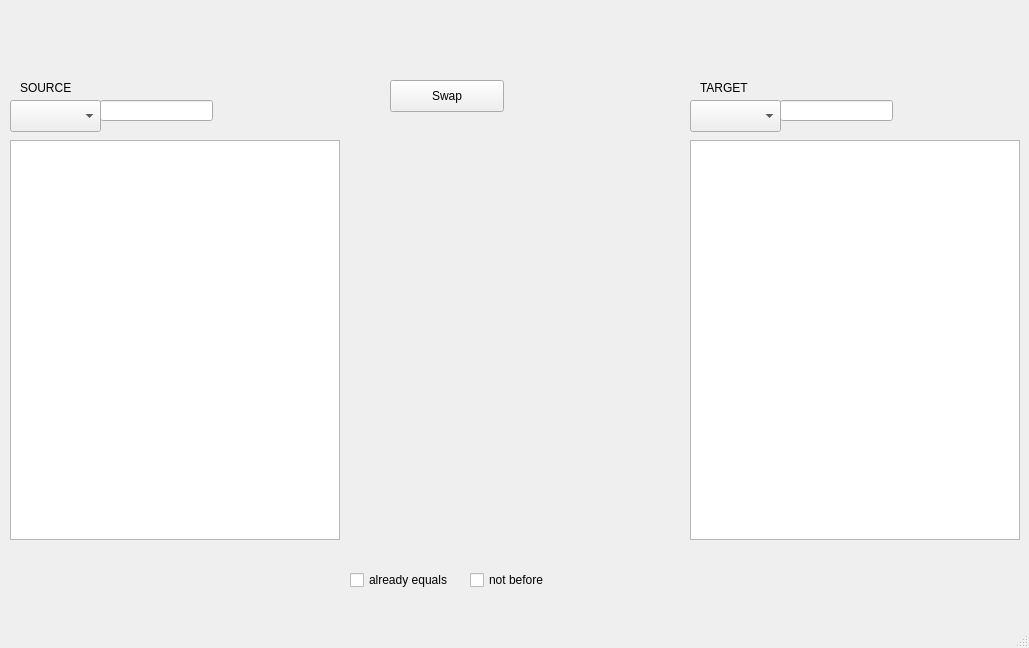
First picture: the form in ui/mainwindow.ui, repository urpylka/filesync, before the edit.
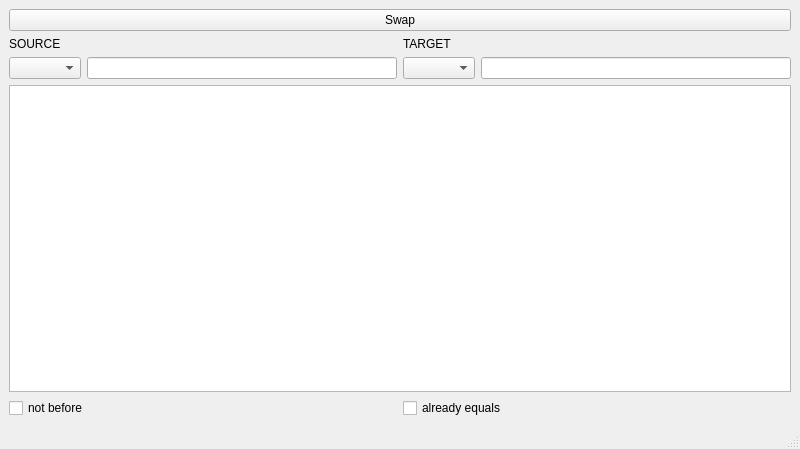
Second picture: the form after the edit.

Patch:
```diff
--- a/ui/mainwindow.ui
+++ b/ui/mainwindow.ui
@@ -6,139 +6,102 @@
    <rect>
     <x>0</x>
     <y>0</y>
-    <width>1029</width>
-    <height>648</height>
+    <width>800</width>
+    <height>449</height>
    </rect>
   </property>
   <property name="windowTitle">
    <string>Filesync</string>
   </property>
   <widget class="QWidget" name="centralwidget">
+   <property name="minimumSize">
+    <size>
+     <width>800</width>
+     <height>400</height>
+    </size>
+   </property>
+   <property name="maximumSize">
+    <size>
+     <width>50000</width>
+     <height>50000</height>
+    </size>
+   </property>
+   <layout class="QVBoxLayout" name="verticalLayout_3">
+    <item>
    <widget class="QPushButton" name="pushButton">
-    <property name="geometry">
-     <rect>
-      <x>390</x>
-      <y>80</y>
-      <width>114</width>
-      <height>32</height>
-     </rect>
-    </property>
     <property name="text">
      <string>Swap</string>
     </property>
    </widget>
-   <widget class="QListWidget" name="listWidget_Source">
-    <property name="geometry">
-     <rect>
-      <x>10</x>
-      <y>140</y>
-      <width>330</width>
-      <height>400</height>
-     </rect>
-    </property>
-   </widget>
-   <widget class="QListWidget" name="listWidget_Target">
-    <property name="geometry">
-     <rect>
-      <x>690</x>
-      <y>140</y>
-      <width>330</width>
-      <height>400</height>
-     </rect>
-    </property>
-   </widget>
-   <widget class="QComboBox" name="comboBox_Source">
-    <property name="geometry">
-     <rect>
-      <x>10</x>
-      <y>100</y>
-      <width>91</width>
-      <height>32</height>
-     </rect>
-    </property>
-   </widget>
+    </item>
+    <item>
+     <layout class="QHBoxLayout" name="horizontalLayout_4">
+      <item>
+       <layout class="QVBoxLayout" name="verticalLayout">
+        <item>
    <widget class="QLabel" name="label_Source">
-    <property name="geometry">
-     <rect>
-      <x>20</x>
-      <y>80</y>
-      <width>59</width>
-      <height>16</height>
-     </rect>
-    </property>
     <property name="text">
      <string>SOURCE</string>
     </property>
    </widget>
+        </item>
+        <item>
+         <layout class="QHBoxLayout" name="horizontalLayout_2">
+          <item>
+           <widget class="QComboBox" name="comboBox_Source"/>
+          </item>
+          <item>
+           <widget class="QLineEdit" name="lineEdit"/>
+          </item>
+         </layout>
+        </item>
+       </layout>
+      </item>
+      <item>
+       <layout class="QVBoxLayout" name="verticalLayout_2">
+        <item>
    <widget class="QLabel" name="label_Target">
-    <property name="geometry">
-     <rect>
-      <x>700</x>
-      <y>80</y>
-      <width>59</width>
-      <height>16</height>
-     </rect>
-    </property>
     <property name="text">
      <string>TARGET</string>
     </property>
    </widget>
-   <widget class="QComboBox" name="comboBox_Target">
-    <property name="geometry">
-     <rect>
-      <x>690</x>
-      <y>100</y>
-      <width>91</width>
-      <height>32</height>
-     </rect>
-    </property>
-   </widget>
-   <widget class="QCheckBox" name="checkBox">
-    <property name="geometry">
-     <rect>
-      <x>350</x>
-      <y>570</y>
-      <width>121</width>
-      <height>20</height>
-     </rect>
-    </property>
-    <property name="text">
-     <string>already equals</string>
-    </property>
-   </widget>
+        </item>
+        <item>
+         <layout class="QHBoxLayout" name="horizontalLayout_3">
+          <item>
+           <widget class="QComboBox" name="comboBox_Target"/>
+          </item>
+          <item>
+           <widget class="QLineEdit" name="lineEdit_2"/>
+          </item>
+         </layout>
+        </item>
+       </layout>
+      </item>
+     </layout>
+    </item>
+    <item>
+     <widget class="QTableWidget" name="tableFiles"/>
+    </item>
+    <item>
+     <layout class="QHBoxLayout" name="horizontalLayout">
+      <item>
    <widget class="QCheckBox" name="checkBox_2">
-    <property name="geometry">
-     <rect>
-      <x>470</x>
-      <y>570</y>
-      <width>87</width>
-      <height>20</height>
-     </rect>
-    </property>
     <property name="text">
      <string>not before</string>
     </property>
    </widget>
-   <widget class="QLineEdit" name="lineEdit">
-    <property name="geometry">
-     <rect>
-      <x>100</x>
-      <y>100</y>
-      <width>113</width>
-      <height>21</height>
-     </rect>
-    </property>
-   </widget>
-   <widget class="QLineEdit" name="lineEdit_2">
-    <property name="geometry">
-     <rect>
-      <x>780</x>
-      <y>100</y>
-      <width>113</width>
-      <height>21</height>
-     </rect>
-    </property>
-   </widget>
+      </item>
+      <item>
+       <widget class="QCheckBox" name="checkBox">
+        <property name="text">
+         <string>already equals</string>
+        </property>
+       </widget>
+      </item>
+     </layout>
+    </item>
+   </layout>
   </widget>
   <widget class="QMenuBar" name="menubar">
    <property name="geometry">
```
Left out of the diff: 2 changed lines with no effect on the pictures. Lines whose indentation alone changed are shown as unchanged.
